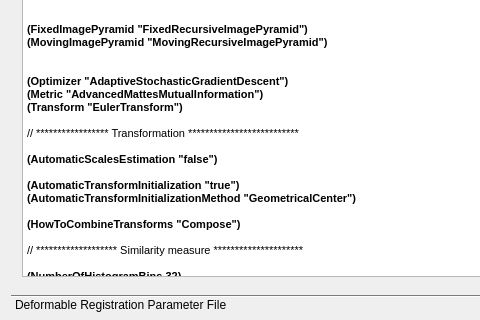
Above: Plugins/org.mitk.gui.qt.m2.Reconstruction3D/src/internal/m2Reconstruction3DControls.ui from m2aia/m2aia before the change; both pictures show x 0 to 480 and y 320 to 640 of the 573 by 1002 pixel window. Below: the same form after it.
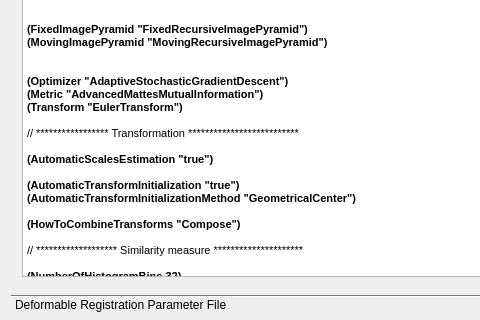
That is the form after the change. The open tabs and pages were chosen to show the change.

Diff of the .ui file:
```diff
--- a/Plugins/org.mitk.gui.qt.m2.Reconstruction3D/src/internal/m2Reconstruction3DControls.ui
+++ b/Plugins/org.mitk.gui.qt.m2.Reconstruction3D/src/internal/m2Reconstruction3DControls.ui
@@ -62,7 +62,7 @@
         <x>0</x>
         <y>0</y>
         <width>555</width>
-        <height>569</height>
+        <height>568</height>
        </rect>
       </property>
       <attribute name="label">
@@ -106,7 +106,7 @@
 &lt;p style=&quot;-qt-paragraph-type:empty; margin-top:0px; margin-bottom:0px; margin-left:0px; margin-right:0px; -qt-block-indent:0; text-indent:0px;&quot;&gt;&lt;br /&gt;&lt;/p&gt;
 &lt;p style=&quot; margin-top:0px; margin-bottom:0px; margin-left:0px; margin-right:0px; -qt-block-indent:0; text-indent:0px;&quot;&gt;// ***************** Transformation **************************&lt;/p&gt;
 &lt;p style=&quot;-qt-paragraph-type:empty; margin-top:0px; margin-bottom:0px; margin-left:0px; margin-right:0px; -qt-block-indent:0; text-indent:0px;&quot;&gt;&lt;br /&gt;&lt;/p&gt;
-&lt;p style=&quot; margin-top:0px; margin-bottom:0px; margin-left:0px; margin-right:0px; -qt-block-indent:0; text-indent:0px;&quot;&gt;&lt;span style=&quot; font-weight:600;&quot;&gt;(AutomaticScalesEstimation &amp;quot;false&amp;quot;)&lt;/span&gt;&lt;/p&gt;
+&lt;p style=&quot; margin-top:0px; margin-bottom:0px; margin-left:0px; margin-right:0px; -qt-block-indent:0; text-indent:0px;&quot;&gt;&lt;span style=&quot; font-weight:600;&quot;&gt;(AutomaticScalesEstimation &amp;quot;true&amp;quot;)&lt;/span&gt;&lt;/p&gt;
 &lt;p style=&quot;-qt-paragraph-type:empty; margin-top:0px; margin-bottom:0px; margin-left:0px; margin-right:0px; -qt-block-indent:0; text-indent:0px;&quot;&gt;&lt;br /&gt;&lt;/p&gt;
 &lt;p style=&quot; margin-top:0px; margin-bottom:0px; margin-left:0px; margin-right:0px; -qt-block-indent:0; text-indent:0px;&quot;&gt;&lt;span style=&quot; font-weight:600;&quot;&gt;(AutomaticTransformInitialization &amp;quot;true&amp;quot;)&lt;/span&gt;&lt;/p&gt;
 &lt;p style=&quot; margin-top:0px; margin-bottom:0px; margin-left:0px; margin-right:0px; -qt-block-indent:0; text-indent:0px;&quot;&gt;&lt;span style=&quot; font-weight:600;&quot;&gt;(AutomaticTransformInitializationMethod &amp;quot;GeometricalCenter&amp;quot;)&lt;/span&gt;&lt;/p&gt;
```
Left out of the diff: 6 changed lines with no effect on the pictures.
